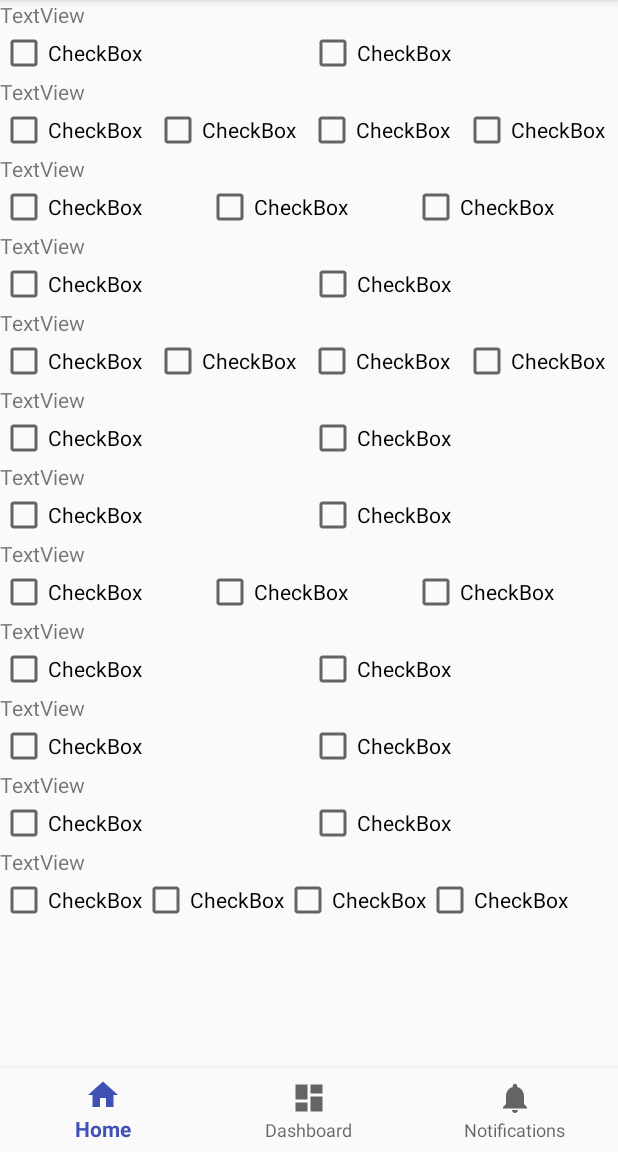
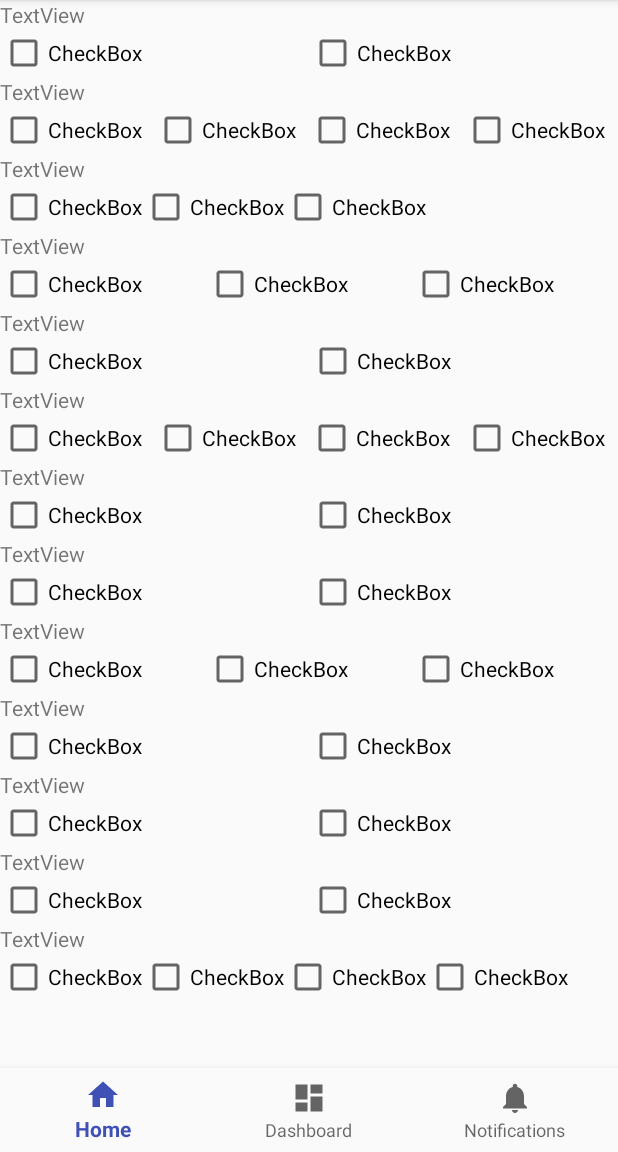
Before and after one commit to CarolineOrhant/AppliCHU, an Android app: the screen it shows after launch (MainActivity), on a phone screen of 412 x 824 dp, the part 84-1236 px from its top. Run offline under Robolectric (Android 15) with nearby library versions, the phone set to English and light mode, and no system bars.

Commit message:
modif questionnaire

```diff
--- a/app/src/main/res/layout/activity_main.xml
+++ b/app/src/main/res/layout/activity_main.xml
@@ -67,7 +67,7 @@
                     android:orientation="horizontal">
 
                     <CheckBox
-                        android:id="@+id/checkBox12"
+                        android:id="@+id/checkBox42"
                         android:layout_width="wrap_content"
                         android:layout_height="wrap_content"
                         android:layout_weight="1"
@@ -75,7 +75,7 @@
                         tools:text="15-34 " />
 
                     <CheckBox
-                        android:id="@+id/checkBox13"
+                        android:id="@+id/checkBox43"
                         android:layout_width="wrap_content"
                         android:layout_height="wrap_content"
                         android:layout_weight="1"
@@ -83,7 +83,7 @@
                         tools:text="35-54" />
 
                     <CheckBox
-                        android:id="@+id/checkBox14"
+                        android:id="@+id/checkBox44"
                         android:layout_width="wrap_content"
                         android:layout_height="wrap_content"
                         android:layout_weight="1"
@@ -91,13 +91,49 @@
                         tools:text="55-74" />
 
                     <CheckBox
-                        android:id="@+id/checkBox15"
+                        android:id="@+id/checkBox45"
                         android:layout_width="wrap_content"
                         android:layout_height="wrap_content"
                         android:layout_weight="1"
                         android:text="CheckBox"
                         tools:text="75-95" />
                 </LinearLayout>
+
+
+                <TextView
+                    android:id="@+id/textView4"
+                    android:layout_width="match_parent"
+                    android:layout_height="wrap_content"
+                    android:text="TextView"
+                    tools:text="Quel est le stade de votre parodontite?" />
+
+                <GridLayout
+                    android:layout_width="match_parent"
+                    android:layout_height="match_parent">
+
+                    <CheckBox
+                        android:id="@+id/checkBox13"
+                        android:layout_width="wrap_content"
+                        android:layout_height="wrap_content"
+                        android:layout_weight="1"
+                        android:text="CheckBox"
+                        tools:text="Marginale" />
+
+                    <CheckBox
+                        android:id="@+id/checkBox14"
+                        android:layout_width="wrap_content"
+                        android:layout_height="wrap_content"
+                        android:layout_weight="1"
+                        android:text="CheckBox"
+                        tools:text="Modérée" />
+                    <CheckBox
+                        android:id="@+id/checkBox15"
+                        android:layout_width="wrap_content"
+                        android:layout_height="wrap_content"
+                        android:layout_weight="1"
+                        android:text="CheckBox"
+                        tools:text="Sévère" />
+                </GridLayout>
 
                 <TextView
                     android:id="@+id/textView8"
```
